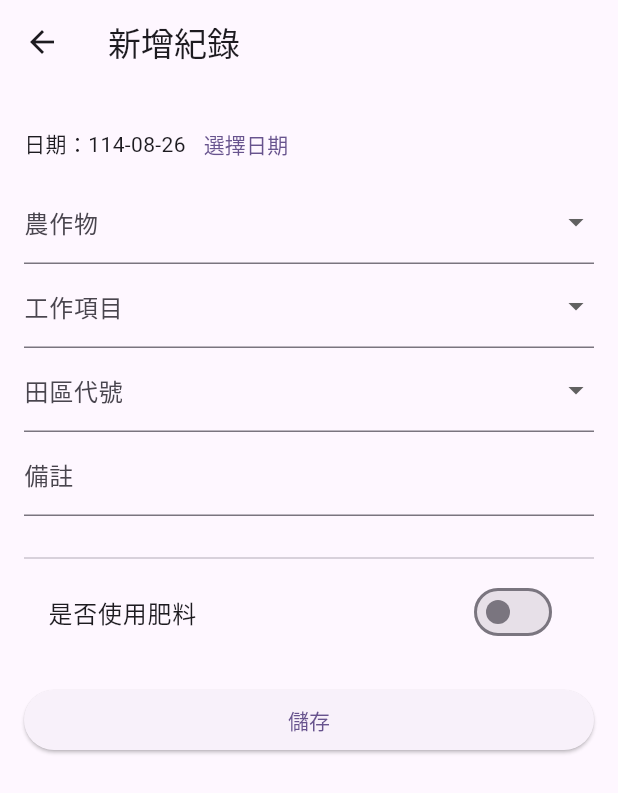
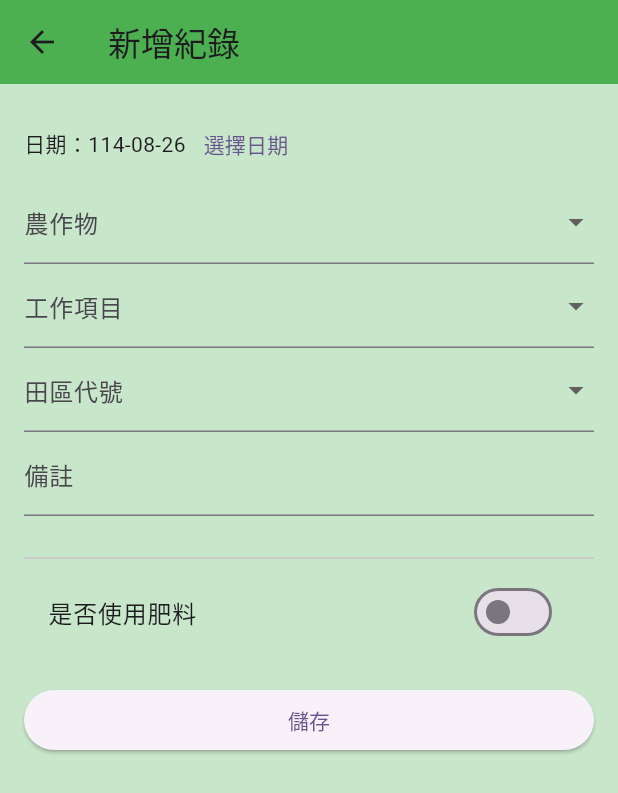
Before and after one commit to duck0000627/no.15_flutter, a Flutter app: the AddRecordScreen screen opened directly, on a phone screen of 412 x 824 dp. Shown: the top 793 px of the screen. Run offline on Flutter 3.47's test engine with Material 3 defaults, Android fonts, the phone set to English and light mode, and no system bars; our stand-ins replace sqflite; accounts and stored records are empty.

Commit message:
資料夾位置調整

```diff
--- a/lib/main.dart
+++ b/lib/main.dart
@@ -1,5 +1,5 @@
 import 'package:flutter/material.dart';
-import 'package:no15/screens/splash/splash_screen.dart';
+import 'package:no15/screens/splash_screen.dart';
 
 import 'database_helper.dart';
 
--- a/lib/screens/add_screen.dart
+++ b/lib/screens/add_screen.dart
@@ -88,7 +88,8 @@ class _AddRecordScreenState extends State<AddRecordScreen> {
   @override
   Widget build(BuildContext context) {
     return Scaffold(
-      appBar: AppBar(title: Text(widget.record == null ? '新增紀錄' : '編輯紀錄')),
+      backgroundColor: Colors.green[100],
+      appBar: AppBar(title: Text(widget.record == null ? '新增紀錄' : '編輯紀錄'), backgroundColor: Colors.green),
       body: Padding(
         padding: const EdgeInsets.all(16.0),
         child: Form(
--- a/lib/screens/splash/splash_screen.dart
+++ b/lib/screens/splash_screen.dart
@@ -1,5 +1,5 @@
 import 'package:flutter/material.dart';
-import 'package:no15/screens/home/home_screen.dart';
+import 'package:no15/screens/home_screen.dart';
 
 class SplashScreen extends StatefulWidget{
   const SplashScreen({super.key});
--- a/lib/screens/home/record_detail_dialog.dart
+++ b/lib/widgets/record_detail_dialog.dart
@@ -2,7 +2,7 @@ import 'package:flutter/material.dart';
 import 'package:no15/screens/add_screen.dart';
 
 
-import '../../database_helper.dart';
+import '../database_helper.dart';
 
 final Map<String, String> taskIcons = {
   '播種': 'assets/seed.png',
```
Also changed, not shown: lib/screens/home_screen.dart (renamed from lib/screens/home/home_screen.dart, +9 -3 lines), lib/screens/muck_screen.dart (renamed from lib/screens/home/muck_screen.dart, +4 -4 lines).
